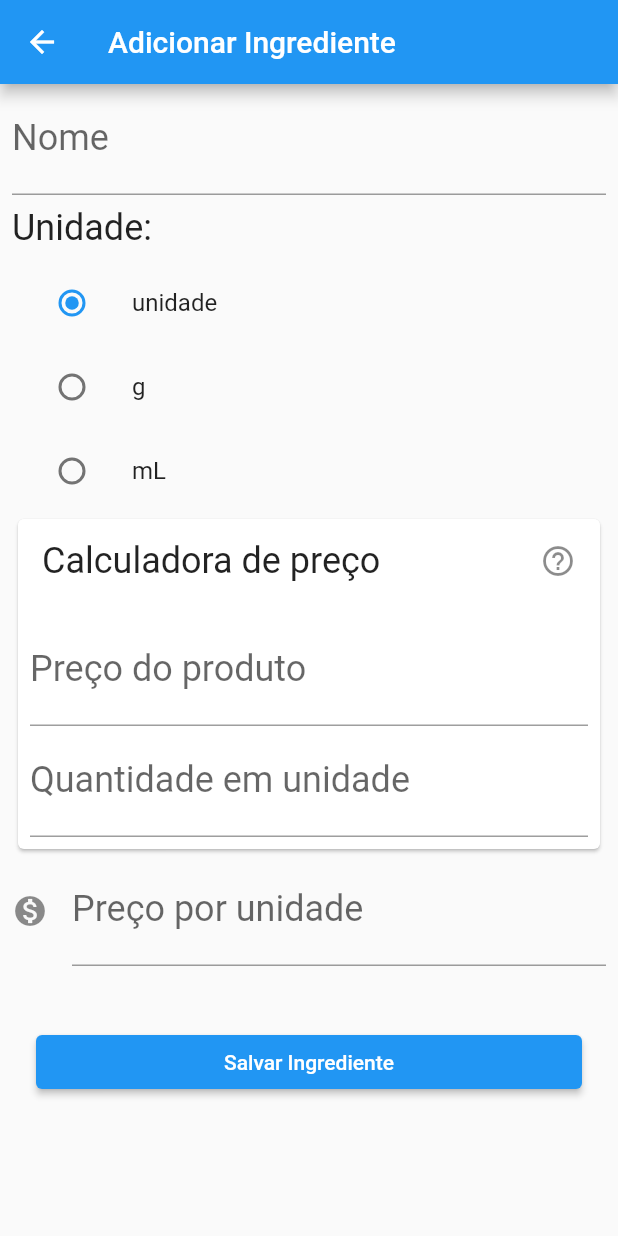
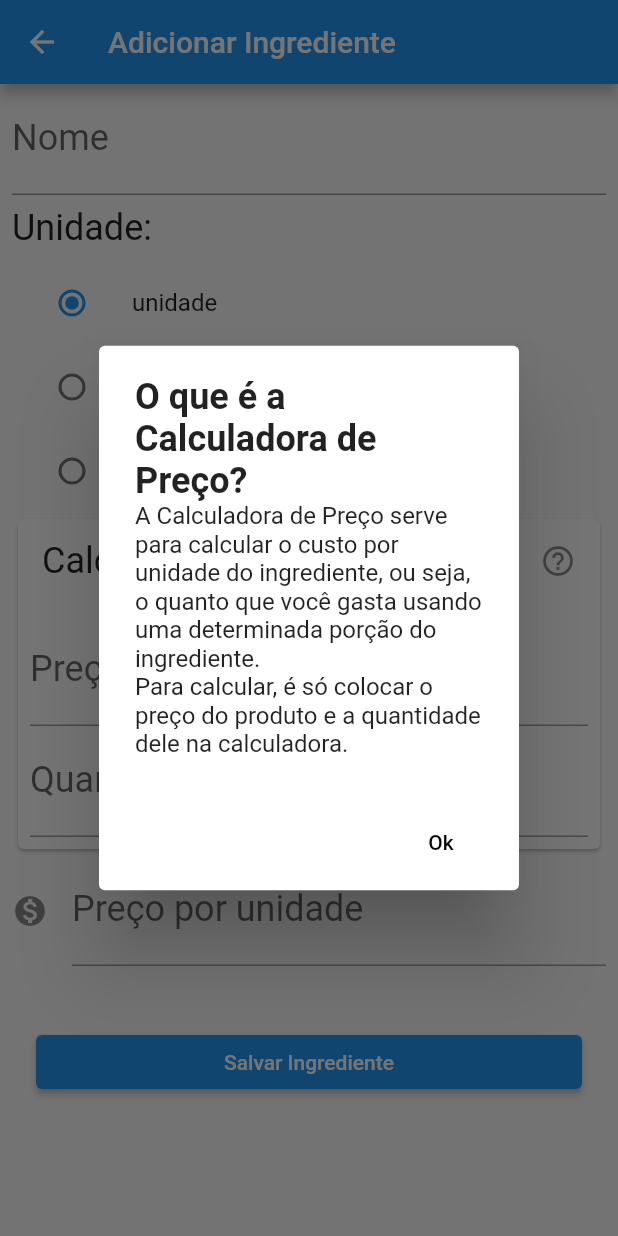
Before and after one commit to Cafezinhu/boleirinhoApp, a Flutter app: the IngredienteForm screen opened directly, after a tap on "Calculadora de preço", on a phone screen of 412 x 824 dp. Run offline on Flutter 3.47's test engine with Material 2 defaults, Android fonts, the phone set to English and light mode, and no system bars; our stand-ins replace sqflite; accounts and stored records are empty.

Commit message:
mensagem de ajuda na calculadora de preços

```diff
--- /dev/null
+++ b/lib/components/dialogs/calculadora-help.dart
@@ -0,0 +1,33 @@
+import 'package:flutter/material.dart';
+
+class CalculadoraHelp extends StatelessWidget {
+  final BuildContext _ctx;
+  CalculadoraHelp(this._ctx);
+  @override
+  Widget build(BuildContext context) {
+    return AlertDialog(
+      content: ListView(
+        shrinkWrap: true,
+        children: <Widget>[
+          Text(
+            "O que é a Calculadora de Preço?",
+            style: TextStyle(fontSize: 24.0, fontWeight: FontWeight.bold),
+          ),
+          Text(
+              "A Calculadora de Preço serve para calcular o custo por unidade do ingrediente, ou seja, o quanto que você gasta usando uma determinada porção do ingrediente."),
+          Text(
+              "Para calcular, é só colocar o preço do produto e a quantidade dele na calculadora."),
+        ],
+      ),
+      actions: <Widget>[
+        FlatButton(
+          onPressed: () {
+            Navigator.pop(_ctx);
+          },
+          child: Text("Ok"),
+        )
+      ],
+    );
+    ;
+  }
+}
--- a/lib/screens/form/ingrediente.dart
+++ b/lib/screens/form/ingrediente.dart
@@ -1,3 +1,4 @@
+import 'package:BoleirinhoApp/components/dialogs/calculadora-help.dart';
 import 'package:BoleirinhoApp/database/dao/ingrediente_dao.dart';
 import 'package:BoleirinhoApp/models/editor.dart';
 import 'package:BoleirinhoApp/models/enums/modo.dart';
@@ -39,9 +40,10 @@ class _IngredienteFormState extends State<IngredienteForm> {
   Widget build(BuildContext context) {
     return Scaffold(
         appBar: AppBar(
-            title: Text(widget.modo == Modo.adicao
-                ? "Adicionar Ingrediente"
-                : "Editar Ingrediente")),
+          title: Text(widget.modo == Modo.adicao
+              ? "Adicionar Ingrediente"
+              : "Editar Ingrediente"),
+        ),
         body: ListView(
           padding: const EdgeInsets.symmetric(horizontal: 8.0),
           children: <Widget>[
@@ -96,10 +98,19 @@ class _IngredienteFormState extends State<IngredienteForm> {
               child: Column(
                 children: <Widget>[
                   ListTile(
-                    title: Text("Calculadora de preço",
-                        style: TextStyle(fontSize: 24.0)),
+                    title: Text(
+                      "Calculadora de preço",
+                      style: TextStyle(fontSize: 24.0),
+                    ),
                     trailing: Icon(Icons.help_outline),
-                    onTap: () {},
+                    onTap: () {
+                      showDialog(
+                        context: context,
+                        builder: (_) {
+                          return CalculadoraHelp(context);
+                        },
+                      );
+                    },
                   ),
                   Padding(
                     padding: const EdgeInsets.all(8.0),
--- a/lib/screens/form/receita.dart
+++ b/lib/screens/form/receita.dart
@@ -72,7 +72,7 @@ class _ReceitaFormState extends State<ReceitaForm> {
                       padding: const EdgeInsets.all(8.0),
                       child: TextField(
                         decoration: InputDecoration(
-                          labelText: "Instruções",
+                          labelText: "Modo de preparo",
                         ),
                         style: TextStyle(fontSize: 24.0),
                         minLines: 3,
```
